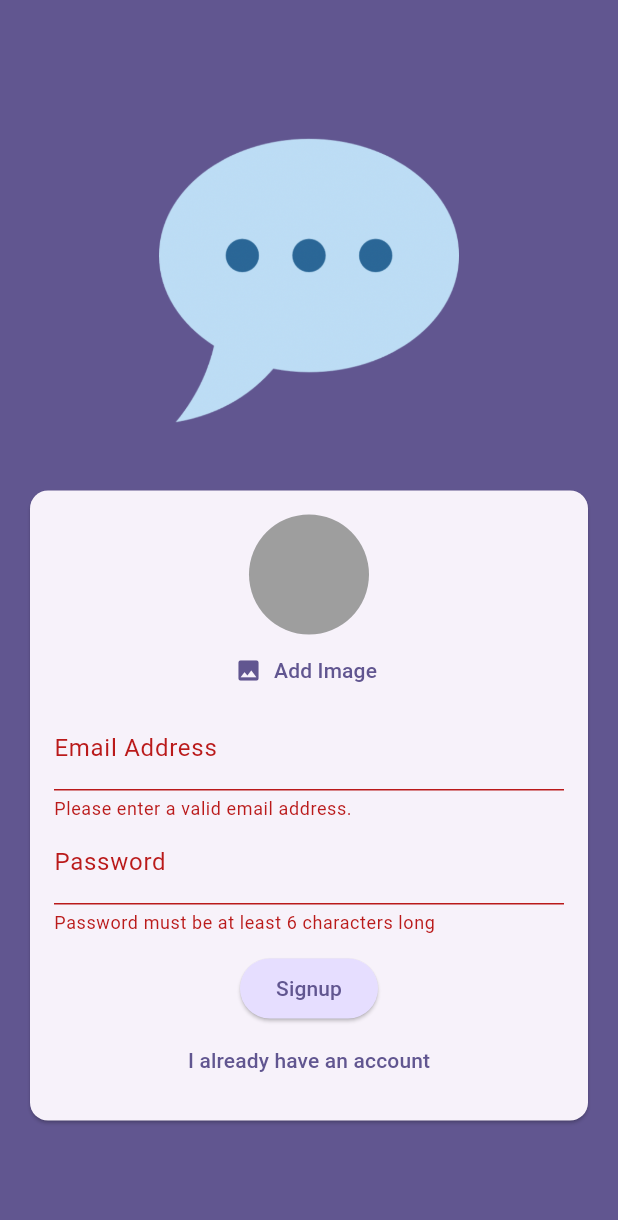
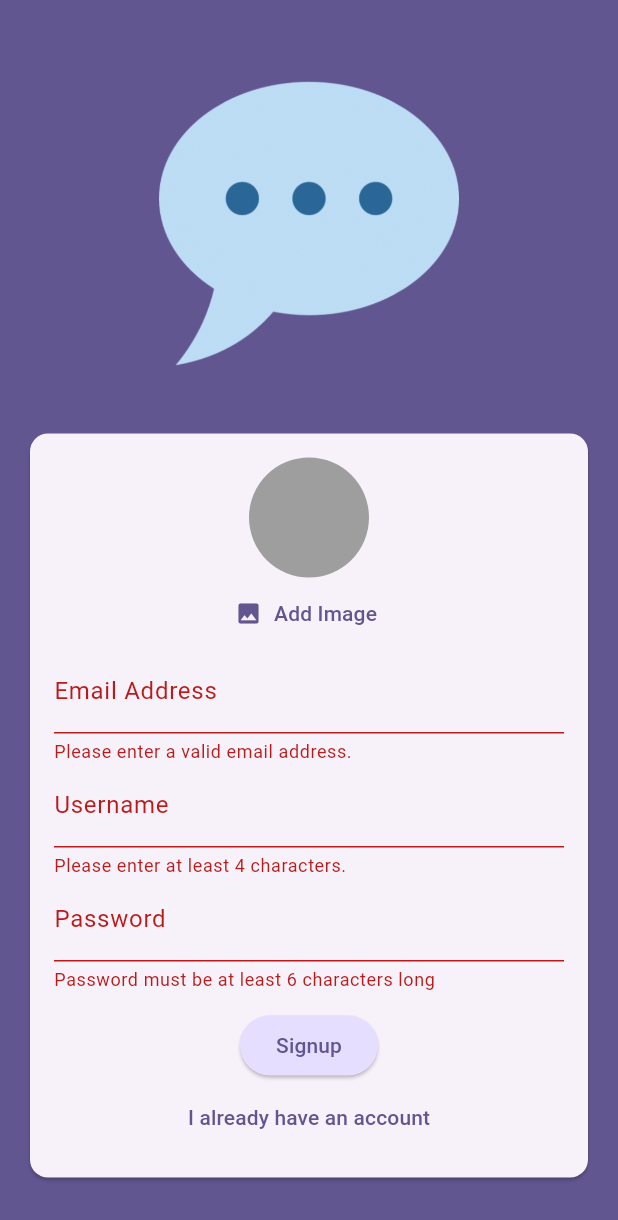
Before and after one commit to nilaybesli/chat_app, a Flutter app: the screen it shows after launch, after a tap on "Login", after a tap on "Create an account", after a tap on "Signup", on a phone screen of 412 x 824 dp. Shown: the top 1220 px of the screen. Run offline on Flutter 3.47's test engine with Material 3 defaults, Android fonts, the phone set to English and light mode, and no system bars; our stand-ins replace cloud_firestore, firebase_auth, firebase_core, firebase_storage, image_picker; accounts and stored records are empty.

```diff
--- a/lib/screens/auth.dart
+++ b/lib/screens/auth.dart
@@ -1,6 +1,7 @@
 import 'dart:io';
 
 import 'package:chat_app/widgets/user_image_picker.dart';
+import 'package:cloud_firestore/cloud_firestore.dart';
 import 'package:firebase_auth/firebase_auth.dart';
 import 'package:firebase_storage/firebase_storage.dart';
 import 'package:flutter/material.dart';
@@ -20,6 +21,7 @@ class _AuthScreenState extends State<AuthScreen> {
   var _isLogin = true;
   var _isAuthenticating = false;
   var _enteredEmail = '';
+  var _enteredUsername = '';
   var _enteredPassword = '';
   File? _selectedImage;
 
@@ -47,6 +49,14 @@ class _AuthScreenState extends State<AuthScreen> {
             .child('${userCredentials.user!.uid}.jpg');
         await storageRef.putFile(_selectedImage!);
         final imageUrl = await storageRef.getDownloadURL();
+        await FirebaseFirestore.instance
+            .collection('users')
+            .doc(userCredentials.user!.uid)
+            .set({
+          'username': _enteredUsername,
+          'email': _enteredEmail,
+          'image_url': imageUrl,
+        });
       }
     } on FirebaseAuthException catch (error) {
       if (error.code == '') {}
@@ -116,6 +126,22 @@ class _AuthScreenState extends State<AuthScreen> {
                               _enteredEmail = value!;
                             },
                           ),
+                           if(!_isLogin)
+                          TextFormField(
+                            decoration: InputDecoration(labelText: 'Username'),
+                            enableSuggestions: false,
+                            validator: (value) {
+                              if (value == null ||
+                                  value.isEmpty ||
+                                  value.trim().length < 4) {
+                                return 'Please enter at least 4 characters.';
+                              }
+                              return null;
+                            },
+                            onSaved: (value) {
+                              _enteredUsername = value!;
+                            },
+                          ),
                           TextFormField(
                             decoration: const InputDecoration(
                               labelText: 'Password',
--- a/pubspec.yaml
+++ b/pubspec.yaml
@@ -39,6 +39,7 @@ dependencies:
   firebase_auth: ^4.17.8
   firebase_storage: ^11.6.9
   image_picker: ^1.0.8
+  cloud_firestore: ^4.15.8
 
 dev_dependencies:
   flutter_test:
```
Also changed, not shown: pubspec.lock, 3 other files.
